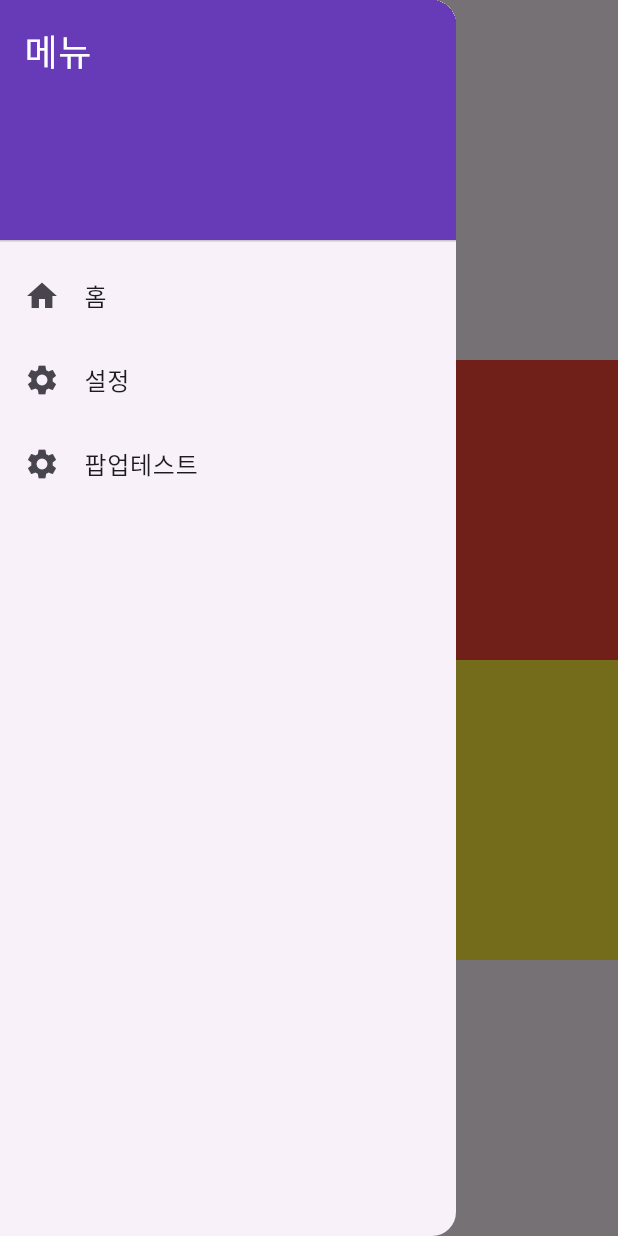
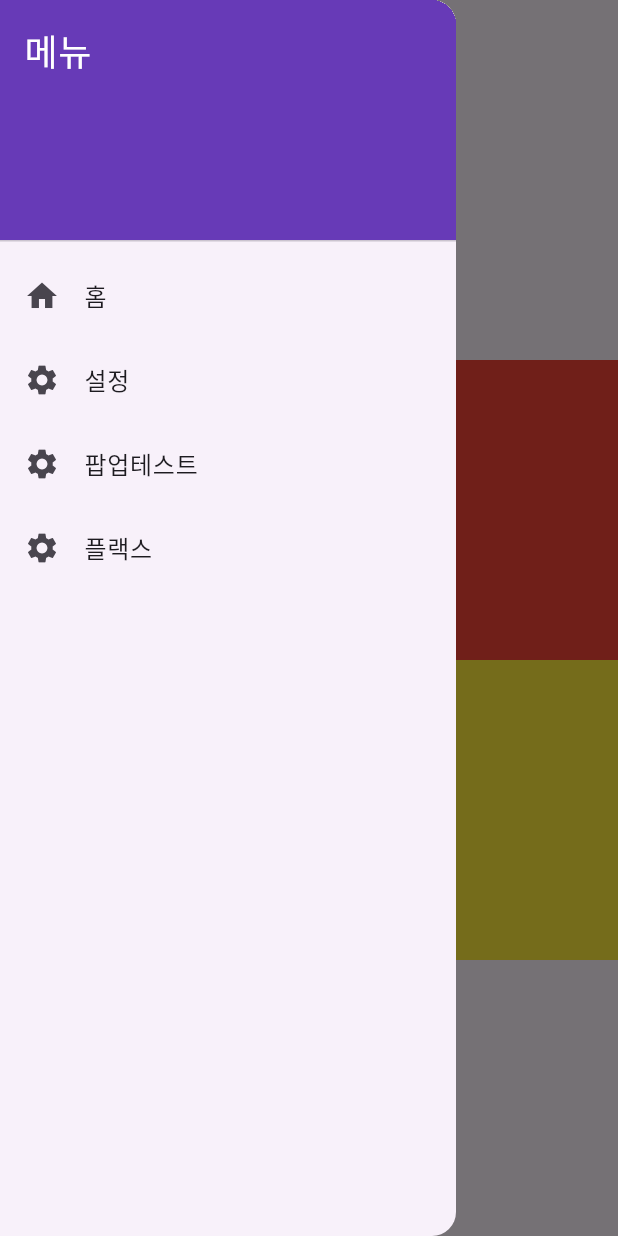
Before and after one commit to hak319/test-untitled-project, a Flutter app: the screen it shows after launch, with the side drawer open, on a phone screen of 412 x 824 dp. Run offline on Flutter 3.47's test engine with Material 3 defaults, Android fonts, the phone set to English and light mode, and no system bars.

Commit message:
25.3.31.(2)

```diff
--- a/lib/drawer.dart
+++ b/lib/drawer.dart
@@ -47,6 +47,15 @@ class MyDrawer extends StatelessWidget {
                 context, "/popup"
               );
             }
+          ),
+          ListTile(
+              leading: const Icon(Icons.settings),
+              title: const Text('플랙스'),
+              onTap: () {
+                Navigator.pushNamed(
+                    context, "/flex"
+                );
+              }
           )
         ],
       ),
--- a/lib/main.dart
+++ b/lib/main.dart
@@ -1,5 +1,6 @@
 import 'package:flutter/material.dart';
 import 'package:untitled/drawer.dart';
+import 'package:untitled/flex_page.dart';
 import 'package:untitled/popup_page.dart';
 import 'package:untitled/setting_page.dart';
 
@@ -22,7 +23,8 @@ class MyApp extends StatelessWidget {
       routes: {
         "/": (context) => const MyHomePage(),
         "/setting": (context) => const SettingPage(),
-        "/popup" : (context) => const PopupPage()
+        "/popup" : (context) => const PopupPage(),
+        "/flex" : (context) => const FlexPage(),
       },
     );
   }
```
Also changed, not shown: lib/flex_page.dart (added, +38 -0 lines).
